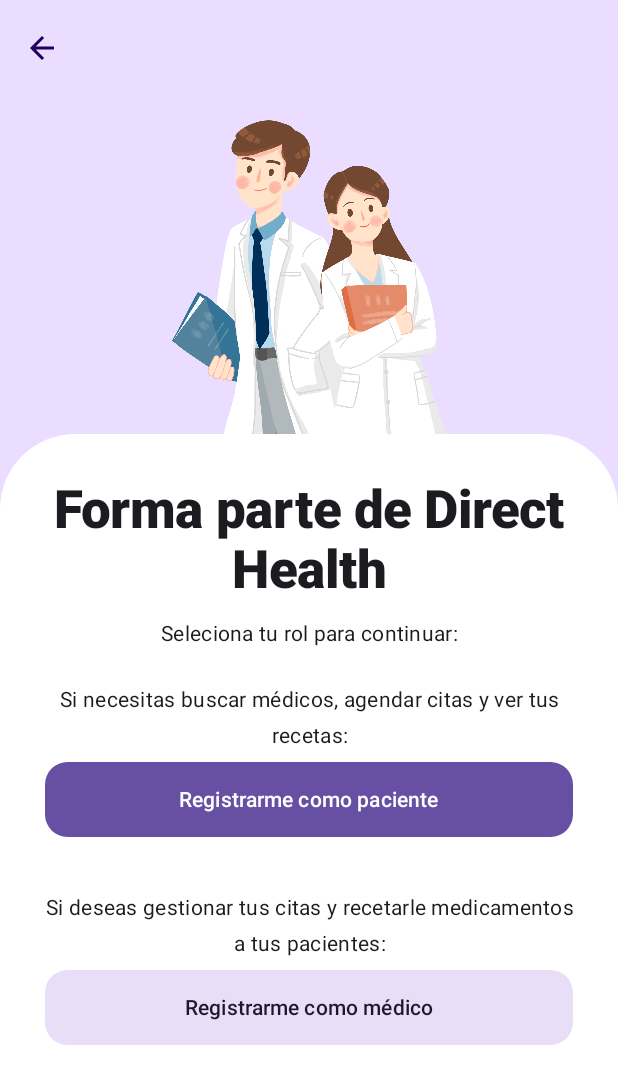
After one commit to JuanDsm04/DirectHealth, an Android app built with Jetpack Compose: the composable RegisterScreen shown on its own in the app's theme, on a phone screen of 412 x 824 dp. The commit adds this screen. Shown: the top 1084 px of the screen. Run offline under Robolectric (Android 15) with nearby library versions, the phone set to English and light mode, and no system bars.

Commit message:
Agregando el diseño de la pantalla Register

```diff
--- /dev/null
+++ b/app/src/main/java/com/uvg/directhealth/register/RegisterScreen.kt
@@ -0,0 +1,166 @@
+package com.uvg.directhealth.register
+
+import androidx.compose.foundation.Image
+import androidx.compose.foundation.background
+import androidx.compose.foundation.layout.Arrangement
+import androidx.compose.foundation.layout.Box
+import androidx.compose.foundation.layout.Column
+import androidx.compose.foundation.layout.Spacer
+import androidx.compose.foundation.layout.fillMaxSize
+import androidx.compose.foundation.layout.fillMaxWidth
+import androidx.compose.foundation.layout.height
+import androidx.compose.foundation.layout.padding
+import androidx.compose.foundation.layout.size
+import androidx.compose.foundation.shape.RoundedCornerShape
+import androidx.compose.material.icons.Icons
+import androidx.compose.material.icons.filled.ArrowBack
+import androidx.compose.material3.ExperimentalMaterial3Api
+import androidx.compose.material3.Icon
+import androidx.compose.material3.IconButton
+import androidx.compose.material3.MaterialTheme
+import androidx.compose.material3.Surface
+import androidx.compose.material3.Text
+import androidx.compose.material3.TextButton
+import androidx.compose.material3.TopAppBar
+import androidx.compose.material3.TopAppBarDefaults
+import androidx.compose.runtime.Composable
+import androidx.compose.ui.Alignment
+import androidx.compose.ui.Modifier
+import androidx.compose.ui.draw.clip
+import androidx.compose.ui.res.painterResource
+import androidx.compose.ui.res.stringResource
+import androidx.compose.ui.text.font.FontWeight
+import androidx.compose.ui.text.style.TextAlign
+import androidx.compose.ui.tooling.preview.Preview
+import androidx.compose.ui.unit.dp
+import androidx.compose.ui.unit.sp
+import com.uvg.directhealth.R
+import com.uvg.directhealth.ui.theme.DirectHealthTheme
+
+@OptIn(ExperimentalMaterial3Api::class)
+@Composable
+fun RegisterScreen(){
+    Column (
+        modifier = Modifier
+            .fillMaxSize()
+            .background(MaterialTheme.colorScheme.primaryContainer)
+    ){
+        TopAppBar(
+            title = {},
+            navigationIcon = {
+                IconButton({}) {
+                    Icon(
+                        Icons.Default.ArrowBack,
+                        contentDescription = "Back"
+                    )
+                }
+            },
+            colors = TopAppBarDefaults.topAppBarColors(
+                containerColor = MaterialTheme.colorScheme.primaryContainer,
+                navigationIconContentColor = MaterialTheme.colorScheme.onPrimaryContainer,
+            )
+        )
+
+        Image(
+            painter = painterResource(id = R.drawable.register),
+            contentDescription = "Welcome Image",
+            modifier = Modifier
+                .align(Alignment.CenterHorizontally)
+                .size(225.dp)
+        )
+
+        Box (
+            modifier = Modifier
+                .clip(RoundedCornerShape(topStart = 50.dp, topEnd = 50.dp))
+                .background(MaterialTheme.colorScheme.onPrimary)
+                .fillMaxSize()
+                .padding(start = 30.dp, top = 30.dp, end = 30.dp)
+        ){
+            Column (
+                modifier = Modifier,
+                Arrangement.Center,
+                Alignment.CenterHorizontally,
+            ){
+                Text(
+                    text = stringResource(id = R.string.register_title),
+                    style = MaterialTheme.typography.titleLarge.copy(
+                        fontWeight = FontWeight.ExtraBold,
+                        fontSize = 35.sp,
+                        lineHeight = 40.sp,
+                        textAlign = TextAlign.Center
+                    )
+                )
+                Spacer(modifier = Modifier.height(10.dp))
+                Text(
+                    text = stringResource(id = R.string.register_text1),
+                    style = MaterialTheme.typography.bodyMedium.copy(
+                        fontSize = 14.sp,
+                        lineHeight = 24.sp,
+                        textAlign = TextAlign.Center
+                    )
+                )
+                Spacer(modifier = Modifier.height(20.dp))
+                Text(
+                    text = stringResource(id = R.string.register_text2),
+                    style = MaterialTheme.typography.bodyMedium.copy(
+                        fontSize = 14.sp,
+                        lineHeight = 24.sp,
+                        textAlign = TextAlign.Center
+                    )
+                )
+                Spacer(modifier = Modifier.height(5.dp))
+                TextButton(
+                    onClick = {  },
+                    modifier = Modifier
+                        .fillMaxWidth()
+                        .clip(RoundedCornerShape(15.dp))
+                        .background(MaterialTheme.colorScheme.primary)
+                        .height(50.dp)
+                ) {
+                    Text(
+                        text = stringResource(id = R.string.register_patient_button),
+                        style = MaterialTheme.typography.labelLarge.copy(
+                            color = MaterialTheme.colorScheme.onPrimary,
+                        )
+                    )
+                }
+
+                Spacer(modifier = Modifier.height(35.dp))
+                Text(
+                    text = stringResource(id = R.string.register_text3),
+                    style = MaterialTheme.typography.bodyMedium.copy(
+                        fontSize = 14.sp,
+                        lineHeight = 24.sp,
+                        textAlign = TextAlign.Center
+                    )
+                )
+                Spacer(modifier = Modifier.height(5.dp))
+                TextButton(
+                    onClick = {  },
+                    modifier = Modifier
+                        .fillMaxWidth()
+                        .clip(RoundedCornerShape(15.dp))
+                        .background(MaterialTheme.colorScheme.secondaryContainer)
+                        .height(50.dp)
+                ) {
+                    Text(
+                        text = stringResource(id = R.string.register_doctor_button),
+                        style = MaterialTheme.typography.labelLarge.copy(
+                            color = MaterialTheme.colorScheme.onSecondaryContainer,
+                        )
+                    )
+                }
+            }
+        }
+    }
+}
+
+@Preview(showBackground = true)
+@Composable
+private fun PreviewInformation() {
+    DirectHealthTheme {
+        Surface {
+            RegisterScreen()
+        }
+    }
+}
--- a/app/src/main/res/values/strings.xml
+++ b/app/src/main/res/values/strings.xml
@@ -6,4 +6,10 @@
     <string name="login_button">Iniciar sesión</string>
     <string name="register_button">Registrarse</string>
 
+    <string name="register_title">Forma parte de Direct Health</string>
+    <string name="register_text1">Seleciona tu rol para continuar:</string>
+    <string name="register_text2">Si necesitas buscar médicos, agendar citas y ver tus recetas:</string>
+    <string name="register_text3">Si deseas gestionar tus citas y recetarle medicamentos a tus pacientes:</string>
+    <string name="register_patient_button">Registrarme como paciente</string>
+    <string name="register_doctor_button">Registrarme como médico</string>
 </resources>
```
Also changed, not shown: app/src/main/res/drawable/register.png (added).
